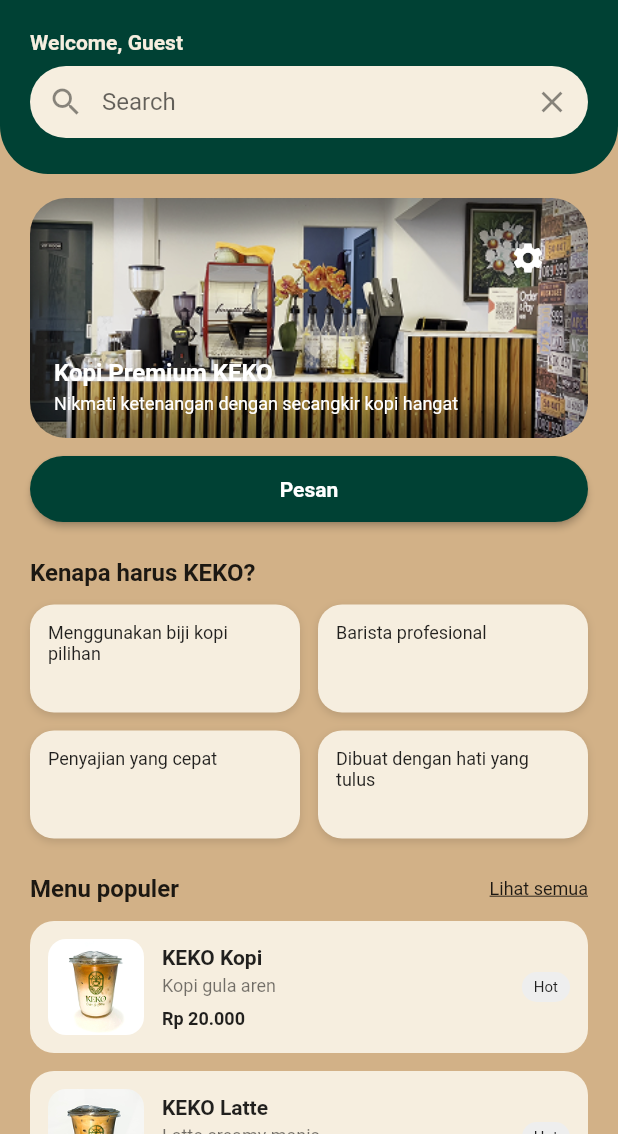
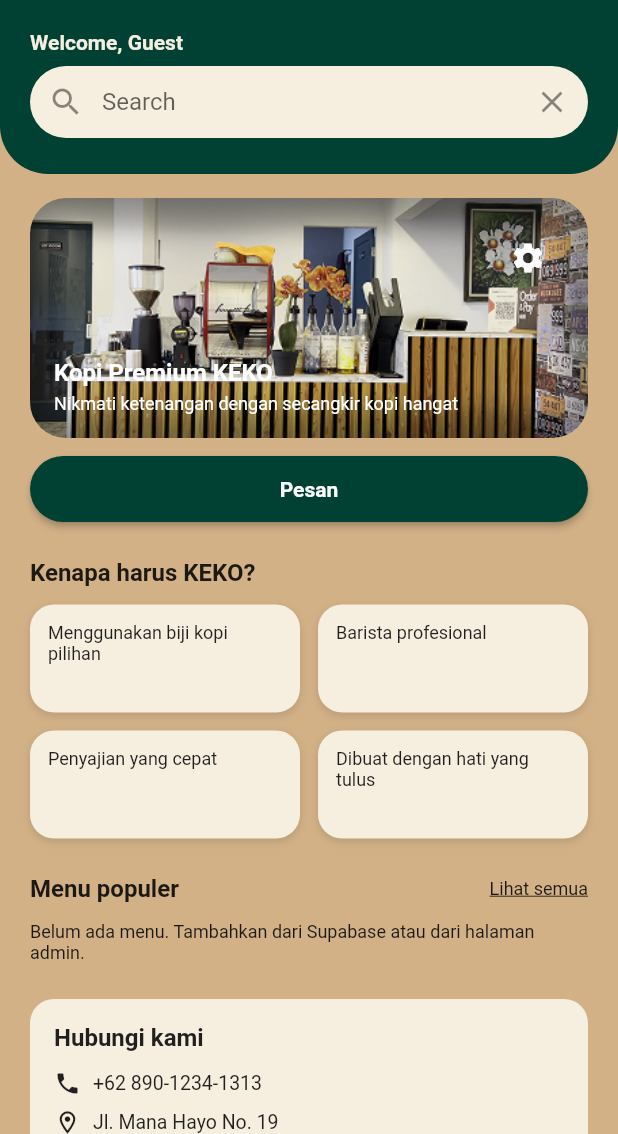
Before and after one commit to bagusromadhon/CoffeShop_APP, a Flutter app: the HomePage screen opened by its route, on a phone screen of 412 x 824 dp, the part 102-1236 px from its top. Run offline on Flutter 3.47's test engine with Material 3 defaults, Android fonts, the phone set to English and light mode, and no system bars; our stand-ins replace flutter_dotenv, get, shared_preferences, supabase_flutter; accounts and stored records are empty.

Commit message:
[Add] Cloud Menu Coffe Supabase

```diff
--- a/lib/features/home/presentation/home_page.dart
+++ b/lib/features/home/presentation/home_page.dart
@@ -224,26 +224,58 @@ class HomePage extends GetView<HomeController> {
               ),
               const SizedBox(height: 12),
 
-              Padding(
-                padding: const EdgeInsets.symmetric(horizontal: 20),
-                child: Column(
-                  children: const [
-                    _MenuCard(
-                      imagePath: 'assets/images/menu_keko1.png',
-                      title: 'KEKO Kopi',
-                      subtitle: 'Kopi gula aren',
-                      price: 'Rp 20.000',
-                    ),
-                    SizedBox(height: 12),
-                    _MenuCard(
-                      imagePath: 'assets/images/menu_keko2.png',
-                      title: 'KEKO Latte',
-                      subtitle: 'Latte creamy manis',
-                      price: 'Rp 24.000',
-                    ),
-                  ],
-                ),
-              ),
+              // Padding(
+              //   padding: const EdgeInsets.symmetric(horizontal: 20),
+              //   child: Column(
+              //     children: const [
+              //       _MenuCard(
+              //         imagePath: 'assets/images/menu_keko1.png',
+              //         title: 'KEKO Kopi',
+              //         subtitle: 'Kopi gula aren',
+              //         price: 'Rp 20.000',
+              //       ),
+              //       SizedBox(height: 12),
+              //       _MenuCard(
+              //         imagePath: 'assets/images/menu_keko2.png',
+              //         title: 'KEKO Latte',
+              //         subtitle: 'Latte creamy manis',
+              //         price: 'Rp 24.000',
+              //       ),
+              //     ],
+              //   ),
+              // ),
+// sebelumnya kamu punya _MenuCard hardcoded
+// ganti jadi seperti ini:
+
+Padding(
+  padding: const EdgeInsets.symmetric(horizontal: 20),
+  child: Obx(() {
+    if (controller.isMenuLoading.value) {
+      return const Center(child: CircularProgressIndicator());
+    }
+    if (controller.menus.isEmpty) {
+      return const Text(
+        'Belum ada menu. Tambahkan dari Supabase atau dari halaman admin.',
+        style: TextStyle(fontSize: 12),
+      );
+    }
+
+    return Column(
+      children: controller.menus.map((m) {
+        return Padding(
+          padding: const EdgeInsets.only(bottom: 12),
+          child: _MenuCard(
+            imagePath: 'assets/images/menu_keko1.png', // atau pakai m.imageUrl nanti
+            title: m.name,
+            subtitle: m.description ?? '',
+            price: 'Rp ${m.price}',
+          ),
+        );
+      }).toList(),
+    );
+  }),
+),
+
 
               const SizedBox(height: 24),
 
--- /dev/null
+++ b/lib/services/menu_service.dart
@@ -0,0 +1,39 @@
+import 'package:supabase_flutter/supabase_flutter.dart';
+
+import '../data/models/menu_item_model.dart';
+
+class MenuService {
+  static final _client = Supabase.instance.client;
+  static const _table = 'menu_items';
+
+  static Future<List<MenuItemModel>> fetchMenu() async {
+    final res = await _client
+        .from(_table)
+        .select()
+        .order('created_at', ascending: false);
+
+    return (res as List)
+        .map((e) => MenuItemModel.fromJson(e as Map<String, dynamic>))
+        .toList();
+  }
+
+  static Future<void> addMenu({
+    required String name,
+    required int price,
+    String? description,
+    String? imageUrl,
+    String? category,
+  }) async {
+    await _client.from(_table).insert({
+      'name': name,
+      'price': price,
+      'description': description,
+      'image_url': imageUrl,
+      'category': category,
+    });
+  }
+
+  static Future<void> deleteMenu(String id) async {
+    await _client.from(_table).delete().eq('id', id);
+  }
+}
```
Also changed, not shown: lib/features/home/controllers/home_controller.dart (+21 -4 lines).
